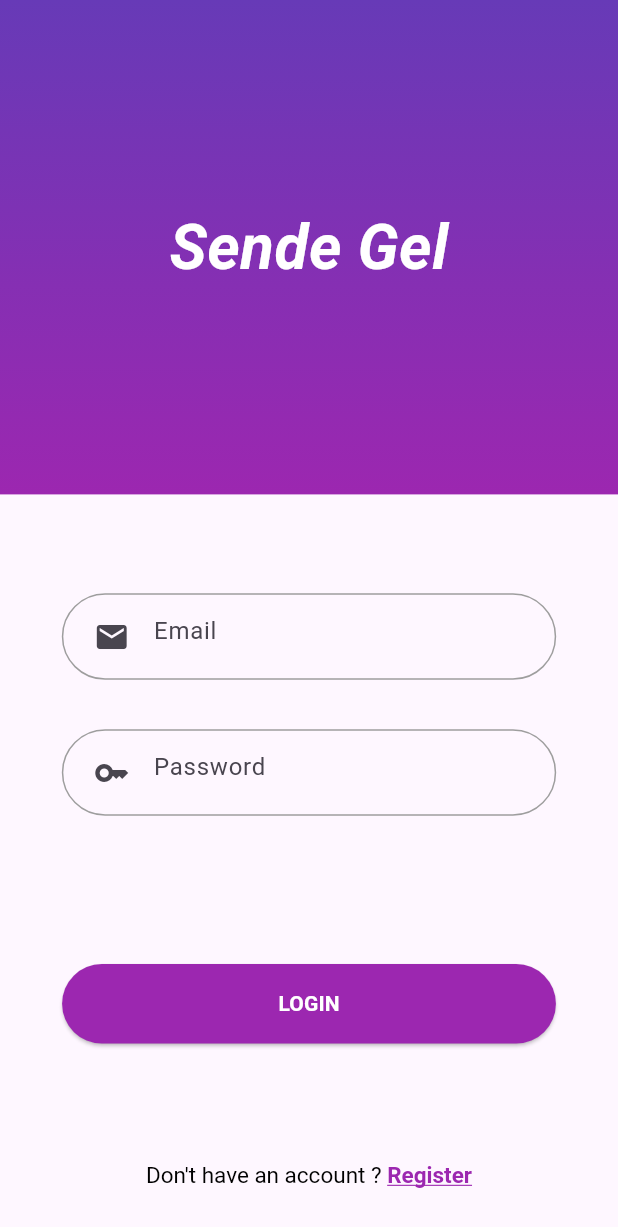
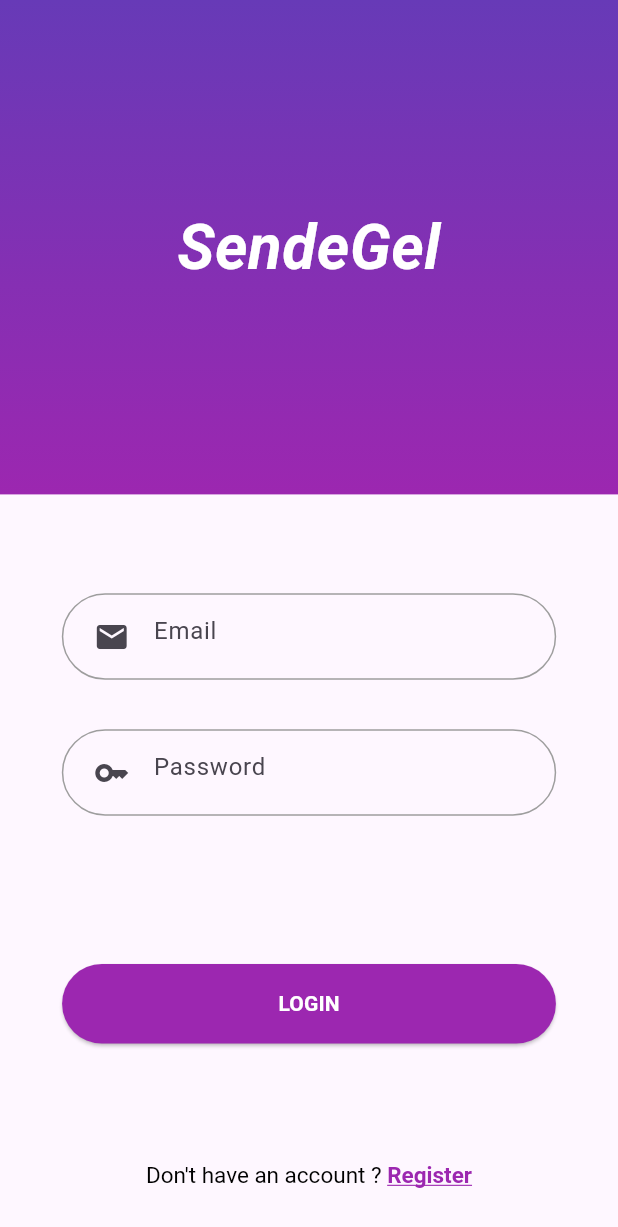
Before and after one commit to Dsoylular/SendeGel, a Flutter app: the screen it shows after launch, on a phone screen of 412 x 824 dp. Shown: the top 1227 px of the screen. Run offline on Flutter 3.47's test engine with Material 3 defaults, Android fonts, the light colour scheme and no system bars.

Commit message:
HomePage.dart first commit

```diff
--- a/lib/EntryPage.dart
+++ b/lib/EntryPage.dart
@@ -32,15 +32,12 @@ class _EntryState extends State<EntryPage> {
 
   @override
   Widget build(BuildContext context) {
+
     final Size screenSize = MediaQuery.of(context).size;
-
-    final double headerHeightRatio = 0.4;
-
-    final double spacingRatio = 0.04;
-
-    final double inputWidthRatio = 0.8;
-
-    final double inputHeightRatio = 0.07;
+    const double headerHeightRatio = 0.4;
+    const double spacingRatio = 0.04;
+    const double inputWidthRatio = 0.8;
+    const double inputHeightRatio = 0.07;
 
     return Scaffold(
       body: SingleChildScrollView(
@@ -61,7 +58,7 @@ class _EntryState extends State<EntryPage> {
               ),
               child: Center(
                 child: Text(
-                  "Sende Gel",
+                  "SendeGel",
                   style: TextStyle(
                     fontSize: screenSize.width * 0.1,
                     fontWeight: FontWeight.bold,
```
Also changed, not shown: lib/HomePage.dart (+57 -1 lines).
